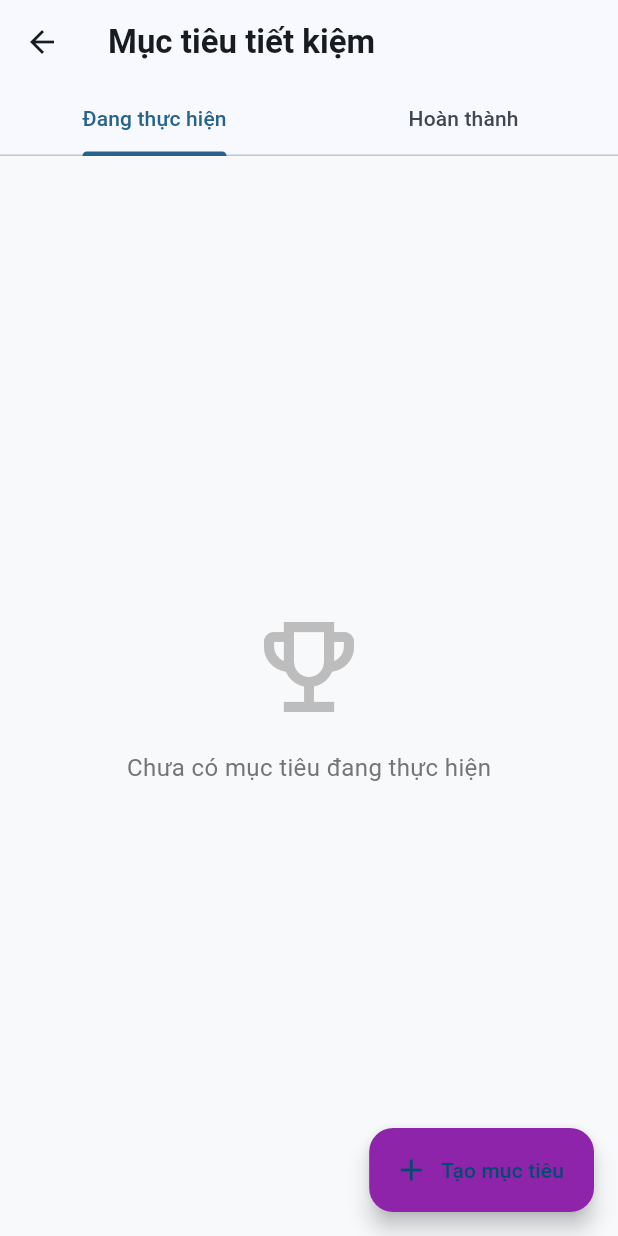
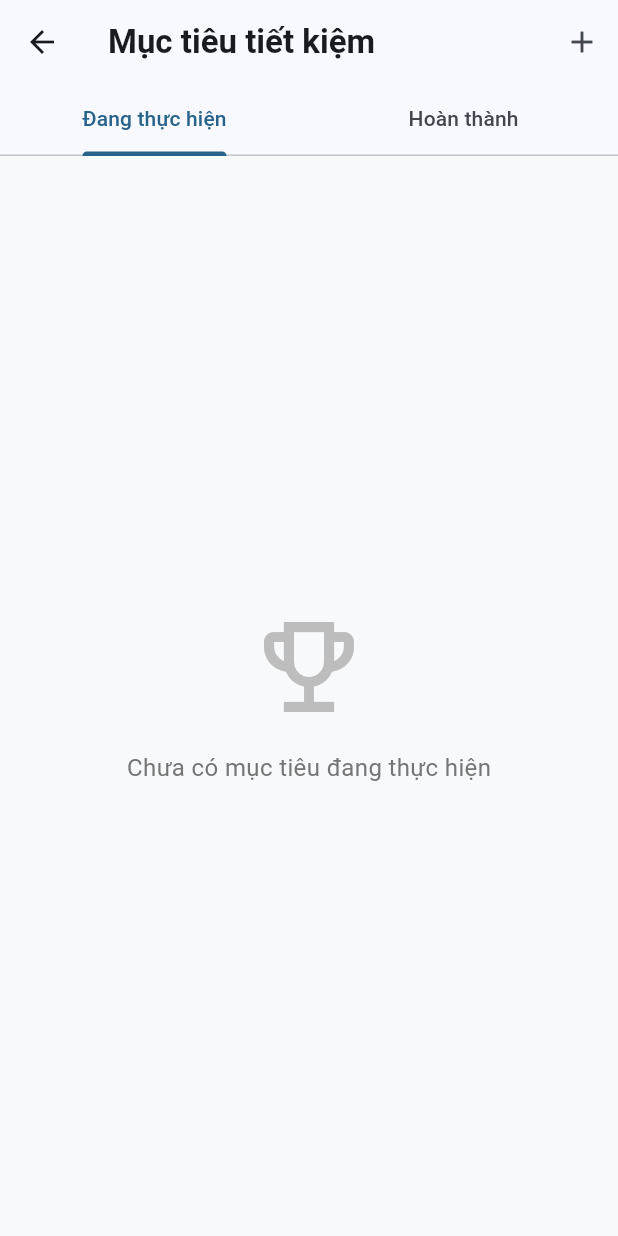
Before and after one commit to AndrewNguyenITVN/Abacus, a Flutter app: the SavingsGoalsScreen screen opened directly, on a phone screen of 412 x 824 dp. Run offline on Flutter 3.47's test engine with Material 3 defaults, Android fonts, the phone set to English and light mode, and no system bars; our stand-ins replace flutter_dotenv, go_router, pocketbase, shared_preferences, sqflite; accounts and stored records are empty.

Commit message:
style: change floatingbutton add by button on appbar

```diff
--- a/lib/ui/savings_goals/savings_goals_screen.dart
+++ b/lib/ui/savings_goals/savings_goals_screen.dart
@@ -84,6 +84,18 @@ class _SavingsGoalsScreenState extends State<SavingsGoalsScreen>
             Tab(text: 'Hoàn thành'),
           ],
         ),
+        actions: [
+          IconButton(
+            icon: const Icon(Icons.add),
+            onPressed: () {
+              Navigator.of(context).push(
+                MaterialPageRoute(
+                  builder: (context) => const AddEditGoalScreen(),
+                ),
+              );
+            },
+          ),
+        ],
       ),
       body: TabBarView(
         controller: _tabController,
@@ -91,18 +103,6 @@ class _SavingsGoalsScreenState extends State<SavingsGoalsScreen>
           _buildGoalsList(isCompleted: false),
           _buildGoalsList(isCompleted: true),
         ],
-      ),
-      floatingActionButton: FloatingActionButton.extended(
-        onPressed: () {
-          Navigator.of(context).push(
-            MaterialPageRoute(
-              builder: (context) => const AddEditGoalScreen(),
-            ),
-          );
-        },
-        icon: const Icon(Icons.add),
-        label: const Text('Tạo mục tiêu'),
-        backgroundColor: Colors.purple.shade600,
       ),
     );
   }
```
